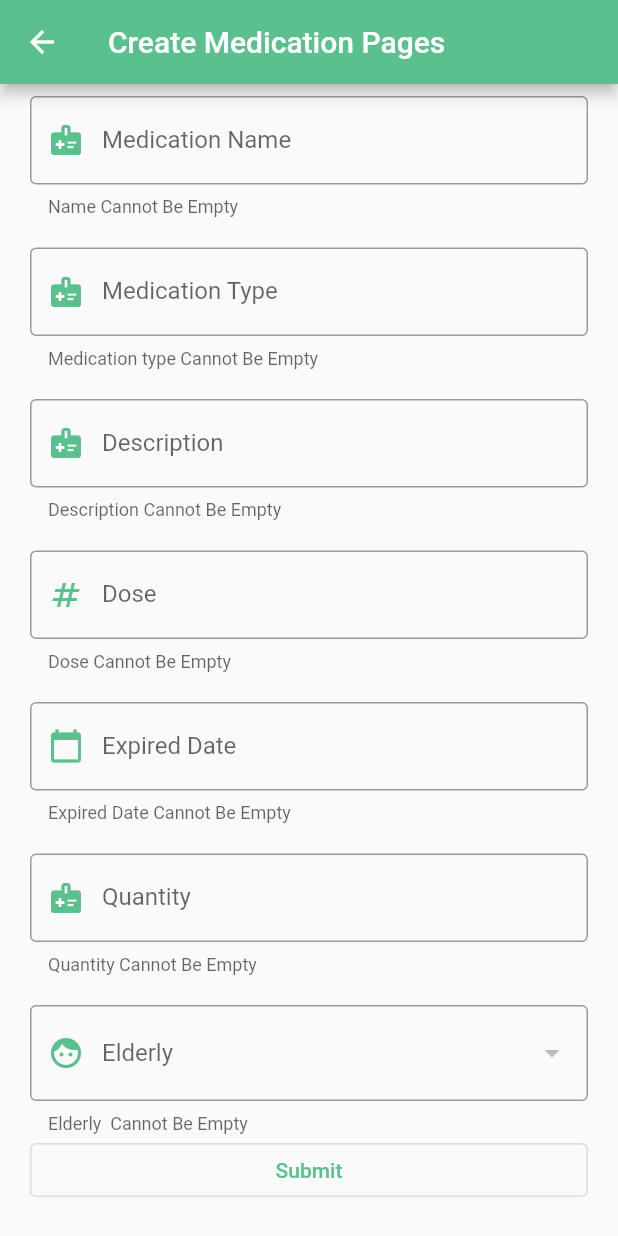
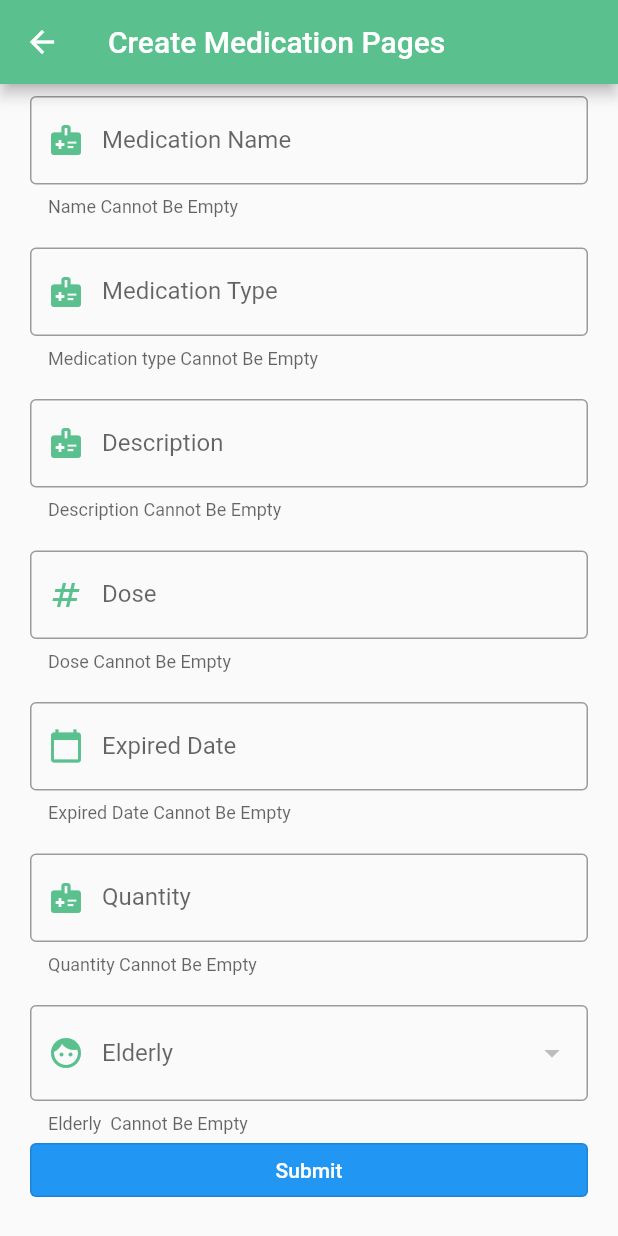
Before and after one commit to 002sky/fyp_project__WeCare, a Flutter app: the AddMedicationPage screen opened directly, scrolled down 192 dp, on a phone screen of 412 x 824 dp. Run offline on Flutter 3.47's test engine with Material 2 defaults, Android fonts, the phone set to English and light mode, and no system bars; our stand-ins replace email_validator, flutter_form_builder, flutter_slidable, image_picker, intl_phone_field, shared_preferences and 1 more; missing offline and left inert: form_builder_extra_fields; accounts and stored records are empty; network calls fail.

Commit message:
update button color and some text
updated the color of button in edit medication timing, add medication timing page, add medication page

```diff
--- a/lib/config/databaseConfig.dart
+++ b/lib/config/databaseConfig.dart
@@ -23,12 +23,12 @@ String databaseURL() {
   // return 'http://192.168.68.102:80/';
   // return 'http://192.168.68.103:80/';
   // return 'http://192.168.68.104:80/';
-  return 'http://192.168.68.105:80/';
+  // return 'http://192.168.68.105:80/';
 
   // return 'http://192.168.68.106:80/';
   // return 'http://192.168.68.107:80/';
   // return 'http://192.168.68.108:80/';
-  // return 'http://192.168.68.109:80/';
+  return 'http://192.168.68.109:80/';
 
 //online
 }
--- a/lib/page/addMedicationPage.dart
+++ b/lib/page/addMedicationPage.dart
@@ -88,7 +88,8 @@ class _AddMedicationPageState extends State<AddMedicationPage> {
                     SizedBox(height: 20),
                     ElderlyMenuField(),
                     OutlinedButton(
-                      child: Text('Submit'),
+                      style: OutlinedButton.styleFrom(backgroundColor: Colors.blue),
+                      child: Text('Submit', style: TextStyle(color: Colors.white),),
                       onPressed: () async {
                         //cover the image into base64 and bytes to store into database
                         String img64;
@@ -111,8 +112,6 @@ class _AddMedicationPageState extends State<AddMedicationPage> {
                             'quantity': quantityController.text,
                             'elderlyID': ElderlySelected,
                           });
-
-                          print(data);
 
                           Map<String, dynamic>? msg =
                               await Provider.of<MedicationProvider>(context,
--- a/lib/page/editMedicationPage.dart
+++ b/lib/page/editMedicationPage.dart
@@ -114,9 +114,9 @@ class _EditMedicationPage extends State<EditMedicationPage> {
                         loadedMedication.first.quantity.toString()),
                     SizedBox(height: 20),
                     ElderlyMenuField(loadedMedication.first.elderlyID),
-
                     OutlinedButton(
-                      child: Text('Submit'),
+                      style: OutlinedButton.styleFrom(backgroundColor: Colors.blue),
+                      child: Text('Submit',style: TextStyle(color: Colors.white),),
                       onPressed: () async {
                         //cover the image into base64 and bytes to store into database
                         String img64;
```
Also changed, not shown: lib/page/addMedicationTiming.dart (+12 -3 lines), lib/page/editMedicationTimingPage.dart (+12 -4 lines).
